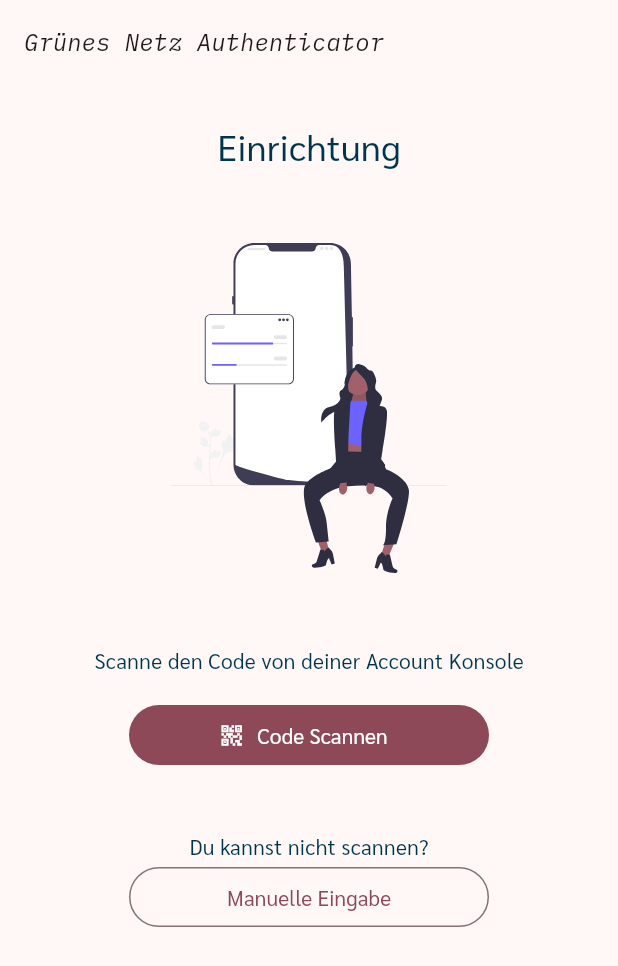
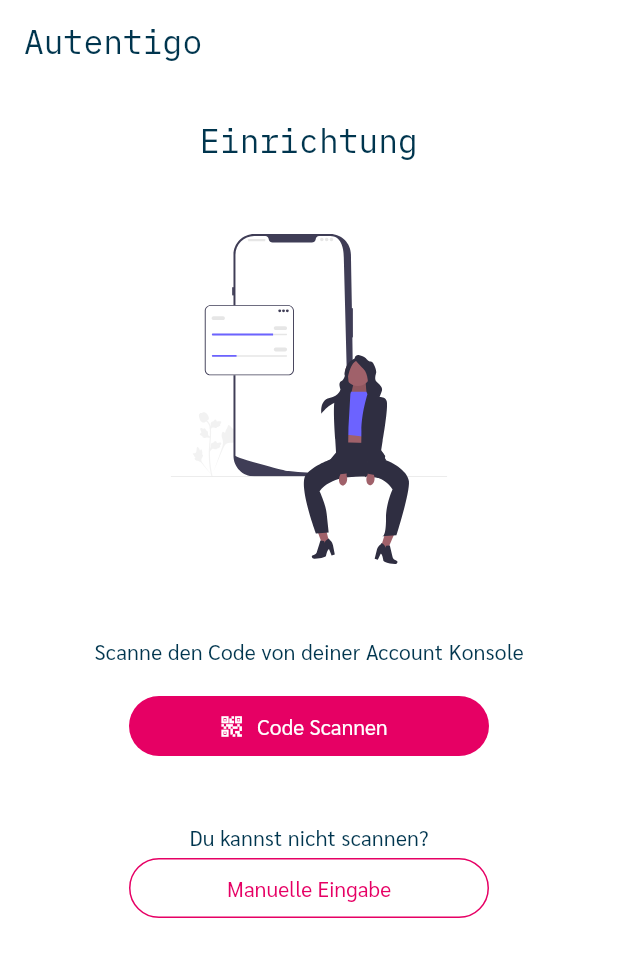
Before and after one commit to verdigado/autentigo-app, a Flutter app: the screen it shows after launch, on a phone screen of 412 x 824 dp. Shown: the top 966 px of the screen. Run offline on Flutter 3.47's test engine with Material 3 defaults, Android fonts, the phone set to English and light mode, and no system bars; our stand-ins replace date_format, dio, flutter_secure_storage, flutter_svg, get_it, go_router; missing offline and left inert: dart_jsonwebtoken, mobile_scanner, pointycastle; accounts and stored records are empty.

Commit message:
Adjust app colors and texts

```diff
--- a/lib/app/app.dart
+++ b/lib/app/app.dart
@@ -1,3 +1,4 @@
+import 'package:authenticator_app/app/constants/app.dart';
 import 'package:authenticator_app/app/router.dart';
 import 'package:authenticator_app/app/theme/theme.dart';
 import 'package:flutter/material.dart';
@@ -14,7 +15,7 @@ class App extends StatelessWidget {
   Widget build(BuildContext context) {
     return MaterialApp.router(
       debugShowCheckedModeBanner: false,
-      title: 'Grünes Netz Authenticator',
+      title: appName,
       theme: CustomTheme.lightTheme,
       darkTheme: CustomTheme.darkTheme,
       themeMode: ThemeMode.system,
--- /dev/null
+++ b/lib/app/constants/app.dart
@@ -0,0 +1 @@
+const appName = 'Autentigo';
--- a/lib/app/theme/theme.dart
+++ b/lib/app/theme/theme.dart
@@ -4,59 +4,85 @@ const verdigadoPink = Color(0xFFE60064);
 const verdigadoRed = Color(0xFFA00057);
 const verdigadoBlack = Color(0xFF00354E);
 const verdigadoWhite = Color(0xFFFFFFFF);
+const lightGrey = Color(0xFFBBBBBB);
+const grey = Color(0xFF888888);
 
 class CustomTheme {
+  static final primaryColor = verdigadoPink;
+  static final secondaryColor = verdigadoRed;
+  static final tertiaryColor = verdigadoBlack;
+  static final contrastColor = verdigadoWhite;
+  static final contrastColorDark = lightGrey;
+  static final disabledColor = grey;
+
+  static final warningColor = Colors.deepOrange;
+  static final successColor = Colors.greenAccent;
+
+  static TextTheme textTheme(Color textColor) {
+    return TextTheme(
+      displayLarge: TextStyle(fontFamily: 'iAWriter', color: textColor),
+      displayMedium: TextStyle(fontFamily: 'iAWriter', color: textColor),
+      displaySmall: TextStyle(fontFamily: 'iAWriter', color: textColor),
+
+      headlineLarge: TextStyle(fontFamily: 'iAWriter', color: textColor),
+      headlineMedium: TextStyle(fontFamily: 'iAWriter', color: textColor),
+      headlineSmall: TextStyle(fontFamily: 'iAWriter', color: textColor),
+
+      titleLarge: TextStyle(fontFamily: 'iAWriter', color: textColor),
+      titleMedium: TextStyle(fontFamily: 'iAWriter', color: textColor),
+      titleSmall: TextStyle(fontFamily: 'iAWriter', color: textColor),
+
+      bodyLarge: TextStyle(fontFamily: 'Sarabun', color: textColor),
+      bodyMedium: TextStyle(fontFamily: 'Sarabun', color: textColor),
+      bodySmall: TextStyle(fontFamily: 'Sarabun', color: textColor),
+
+      labelLarge: TextStyle(fontFamily: 'Sarabun', color: textColor),
+      labelMedium: TextStyle(fontFamily: 'Sarabun', color: textColor),
+      labelSmall: TextStyle(fontFamily: 'Sarabun', color: textColor),
+    );
+  }
+
   static final lightTheme = ThemeData(
     useMaterial3: true,
-    colorScheme: ColorScheme.fromSeed(seedColor: verdigadoPink).copyWith(secondary: verdigadoRed),
-    textTheme: TextTheme(
-      displayLarge: TextStyle(fontFamily: 'iAWriter', color: verdigadoBlack),
-      displayMedium: TextStyle(fontFamily: 'iAWriter', color: verdigadoBlack),
-      displaySmall: TextStyle(fontFamily: 'iAWriter', color: verdigadoBlack),
-
-      headlineLarge: TextStyle(fontFamily: 'iAWriter', color: verdigadoBlack),
-      headlineMedium: TextStyle(fontFamily: 'iAWriter', color: verdigadoBlack),
-      headlineSmall: TextStyle(fontFamily: 'iAWriter', color: verdigadoBlack),
-
-      titleLarge: TextStyle(fontFamily: 'iAWriter', color: verdigadoBlack),
-      titleMedium: TextStyle(fontFamily: 'iAWriter', color: verdigadoBlack),
-      titleSmall: TextStyle(fontFamily: 'iAWriter', color: verdigadoBlack),
-
-      bodyLarge: TextStyle(fontFamily: 'Sarabun', color: verdigadoBlack),
-      bodyMedium: TextStyle(fontFamily: 'Sarabun', color: verdigadoBlack),
-      bodySmall: TextStyle(fontFamily: 'Sarabun', color: verdigadoBlack),
-
-      labelLarge: TextStyle(fontFamily: 'Sarabun', color: verdigadoBlack),
-      labelMedium: TextStyle(fontFamily: 'Sarabun', color: verdigadoBlack),
-      labelSmall: TextStyle(fontFamily: 'Sarabun', color: verdigadoBlack),
+    colorScheme: ColorScheme.fromSeed(
+      seedColor: primaryColor,
+      primary: primaryColor,
+      secondary: secondaryColor,
+      surface: contrastColor,
+    ),
+    textTheme: textTheme(tertiaryColor),
+    outlinedButtonTheme: OutlinedButtonThemeData(
+      style: OutlinedButton.styleFrom(side: BorderSide(color: primaryColor)),
+    ),
+    snackBarTheme: SnackBarThemeData(
+      backgroundColor: contrastColor,
+      contentTextStyle: TextStyle(color: tertiaryColor),
     ),
   );
 
   static final darkTheme = ThemeData(
     useMaterial3: true,
+    brightness: Brightness.dark,
     colorScheme: ColorScheme.fromSeed(
-      seedColor: verdigadoPink,
-    ).copyWith(secondary: verdigadoRed, surface: verdigadoBlack),
-    textTheme: TextTheme(
-      displayLarge: TextStyle(fontFamily: 'iAWriter', color: verdigadoWhite),
-      displayMedium: TextStyle(fontFamily: 'iAWriter', color: verdigadoWhite),
-      displaySmall: TextStyle(fontFamily: 'iAWriter', color: verdigadoWhite),
-
-      headlineLarge: TextStyle(fontFamily: 'iAWriter', color: verdigadoWhite),
-      headlineMedium: TextStyle(fontFamily: 'iAWriter', color: verdigadoWhite),
-      headlineSmall: TextStyle(fontFamily: 'iAWriter', color: verdigadoWhite),
-
-      titleLarge: TextStyle(fontFamily: 'iAWriter', color: verdigadoWhite),
-      titleMedium: TextStyle(fontFamily: 'iAWriter', color: verdigadoWhite),
-      titleSmall: TextStyle(fontFamily: 'iAWriter', color: verdigadoWhite),
-
-      bodyLarge: TextStyle(fontFamily: 'Sarabun', color: verdigadoWhite),
-      bodyMedium: TextStyle(fontFamily: 'Sarabun', color: verdigadoWhite),
-      bodySmall: TextStyle(fontFamily: 'Sarabun', color: verdigadoWhite),
-
-      labelLarge: TextStyle(fontFamily: 'Sarabun', color: verdigadoWhite),
-      labelMedium: TextStyle(fontFamily: 'Sarabun', color: verdigadoWhite),
-      labelSmall: TextStyle(fontFamily: 'Sarabun', color: verdigadoWhite),
+      brightness: Brightness.dark,
+      seedColor: primaryColor,
+      primary: primaryColor,
+      onPrimary: contrastColor,
+      secondary: secondaryColor,
+      surface: tertiaryColor,
+    ),
+    textTheme: textTheme(contrastColor),
+    appBarTheme: AppBarTheme(
+      titleTextStyle: textTheme(contrastColor).titleLarge,
+      iconTheme: IconThemeData(color: contrastColor),
+    ),
+    outlinedButtonTheme: OutlinedButtonThemeData(
+      style: OutlinedButton.styleFrom(side: BorderSide(color: primaryColor)),
+    ),
+    filledButtonTheme: FilledButtonThemeData(style: FilledButton.styleFrom(disabledBackgroundColor: disabledColor)),
+    snackBarTheme: SnackBarThemeData(
+      backgroundColor: contrastColor,
+      contentTextStyle: TextStyle(color: tertiaryColor),
     ),
   );
 }
--- a/lib/features/authenticator/screens/authenticator_screen.dart
+++ b/lib/features/authenticator/screens/authenticator_screen.dart
@@ -1,3 +1,4 @@
+import 'package:authenticator_app/app/constants/app.dart';
 import 'package:authenticator_app/app/constants/image_paths.dart';
 import 'package:authenticator_app/app/utils/snackbar_utils.dart';
 import 'package:authenticator_app/features/authenticator/models/authenticator_model.dart';
@@ -24,7 +25,7 @@ class AuthenticatorScreen extends StatelessWidget {
       child: Consumer<AuthenticatorModel>(
         builder: (context, model, child) => Scaffold(
           appBar: AppBar(
-            title: const Text('Grünes Netz Authenticator', style: TextStyle(fontSize: 16, fontStyle: FontStyle.italic)),
+            title: Text(appName, style: TextTheme.of(context).titleLarge),
             actions: [
               if (model.status == AuthenticatorStatus.ready)
                 MenuAnchor(
@@ -95,9 +96,9 @@ class _SetupView extends StatelessWidget {
           Column(
             mainAxisSize: MainAxisSize.max,
             children: [
-              const Padding(
+              Padding(
                 padding: EdgeInsets.only(bottom: 24),
-                child: Text('Einrichtung', style: TextStyle(fontSize: 24)),
+                child: Text('Einrichtung', style: TextTheme.of(context).titleLarge),
               ),
               Container(
                 width: 260,
@@ -215,7 +216,7 @@ class _ReadyViewState extends State<_ReadyView> {
               const Padding(padding: EdgeInsets.only(top: 42, bottom: 24), child: Text('Keine Login-Anfragen')),
               SizedBox(
                 width: 240,
-                child: TextButton.icon(
+                child: OutlinedButton.icon(
                   icon: model.isLoading
                       ? Container(
                           width: 24,
```
Also changed, not shown: lib/app/utils/snackbar_utils.dart (+4 -3 lines), lib/app/widgets/alert_box.dart (deleted, +0 -17 lines), lib/features/authenticator/screens/activation_token_input_screen.dart (+12 -9 lines), lib/features/authenticator/screens/activation_token_scan_screen.dart (+8 -19 lines), lib/features/authenticator/widgets/tip_of_the_day.dart (+7 -11 lines).
